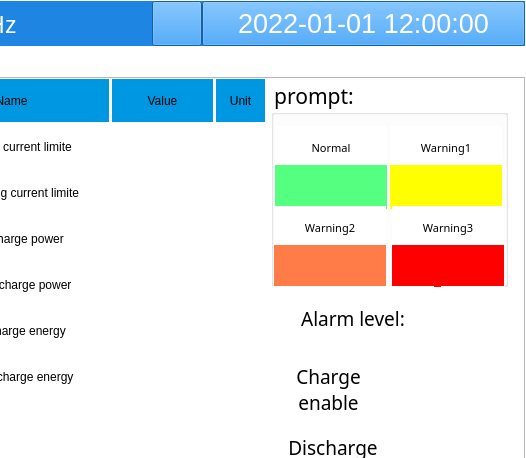
Old version of the form win.ui in the repository megarevolpr/Win; both pictures show x 455 to 981 and y 0 to 458 of the 981 by 562 pixel window.
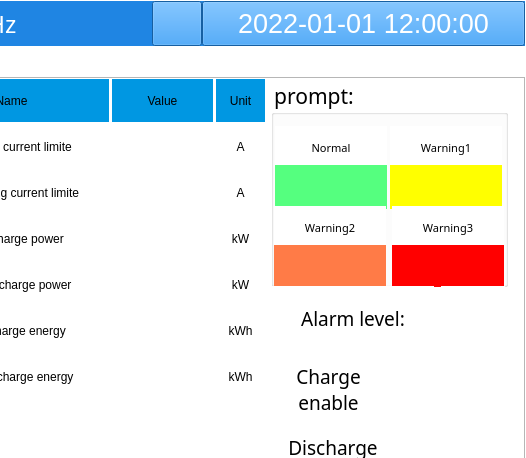
New version of the form. The open tabs and pages were chosen to show the change. Icons and pictures are not drawn.

Commit message: 修复电池实时数据有时不显示

```diff
--- a/win.ui
+++ b/win.ui
@@ -5534,7 +5534,7 @@
                         </size>
                        </property>
                        <property name="text">
-                        <string/>
+                        <string>A</string>
                        </property>
                        <property name="alignment">
                         <set>Qt::AlignCenter</set>
@@ -5556,7 +5556,7 @@
                         </size>
                        </property>
                        <property name="text">
-                        <string/>
+                        <string>A</string>
                        </property>
                        <property name="alignment">
                         <set>Qt::AlignCenter</set>
@@ -5578,7 +5578,7 @@
                         </size>
                        </property>
                        <property name="text">
-                        <string/>
+                        <string>kW</string>
                        </property>
                        <property name="alignment">
                         <set>Qt::AlignCenter</set>
@@ -5600,7 +5600,7 @@
                         </size>
                        </property>
                        <property name="text">
-                        <string/>
+                        <string>kW</string>
                        </property>
                        <property name="alignment">
                         <set>Qt::AlignCenter</set>
@@ -5622,7 +5622,7 @@
                         </size>
                        </property>
                        <property name="text">
-                        <string/>
+                        <string>kWh</string>
                        </property>
                        <property name="alignment">
                         <set>Qt::AlignCenter</set>
@@ -5644,7 +5644,7 @@
                         </size>
                        </property>
                        <property name="text">
-                        <string/>
+                        <string>kWh</string>
                        </property>
                        <property name="alignment">
                         <set>Qt::AlignCenter</set>
```
